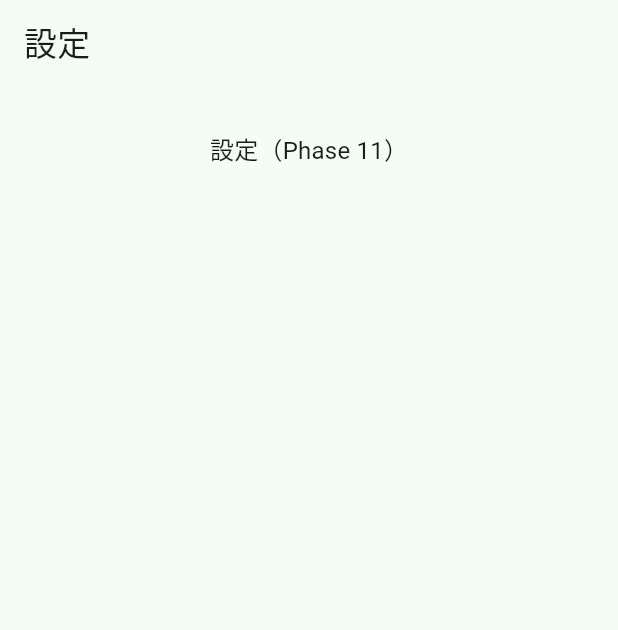
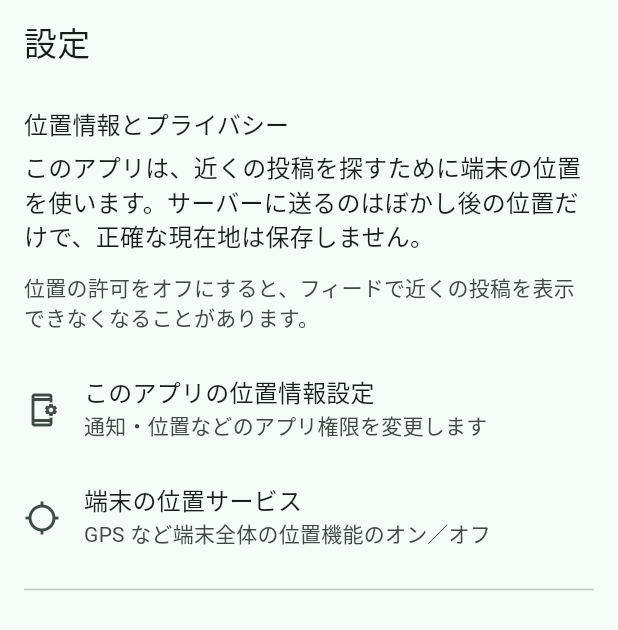
Before and after one commit to inumaruseiya/Nirz, a Flutter app: the SettingsPage screen opened by its route, on a phone screen of 412 x 824 dp. Shown: the top 630 px of the screen. Run offline on Flutter 3.47's test engine with Material 3 defaults, Android fonts, the phone set to English and light mode, and no system bars; our stand-ins replace cached_network_image, equatable, flutter_riverpod, geolocator, go_router, image_picker and 1 more; accounts and stored records are empty.

Commit message:
feat(settings): add SettingsPage with privacy, location links, sign out
Co-authored-by: 犬丸 聖哉 <inumaruseiya@users.noreply.github.com>

```diff
--- a/lib/presentation/settings/settings_page.dart
+++ b/lib/presentation/settings/settings_page.dart
@@ -1,14 +1,20 @@
+import 'package:flutter/foundation.dart';
 import 'package:flutter/material.dart';
 import 'package:flutter_riverpod/flutter_riverpod.dart';
+import 'package:geolocator/geolocator.dart';
+import 'package:go_router/go_router.dart';
 
 import '../../application/providers.dart';
 import '../../domain/core/failure.dart';
 import '../../domain/core/result.dart';
 import '../../domain/repositories/auth_repository.dart';
+import '../router/app_route_paths.dart';
 import '../shared/block_user_dialog.dart';
 import '../theme/app_tokens.dart';
 
-/// Phase 11 で設定項目を実装。ブロックは Phase 10-3-2。
+/// 設定: 位置・プライバシー説明、OS 設定導線、ログアウト（実装計画 Phase 11-1-1、詳細設計 4.6）。
+///
+/// ブロックは Phase 10-3。プロフィール編集は Phase 11-2。ステータスは Phase 11-1-5。
 class SettingsPage extends ConsumerStatefulWidget {
   const SettingsPage({super.key});
 
@@ -18,6 +24,38 @@ class SettingsPage extends ConsumerStatefulWidget {
 
 class _SettingsPageState extends ConsumerState<SettingsPage> {
   bool _blockSubmitting = false;
+  bool _signOutInProgress = false;
+
+  Future<void> _openAppLocationSettings() async {
+    if (kIsWeb) return;
+    await Geolocator.openAppSettings();
+  }
+
+  Future<void> _openDeviceLocationServices() async {
+    if (kIsWeb) return;
+    await Geolocator.openLocationSettings();
+  }
+
+  Future<void> _signOut() async {
+    if (_signOutInProgress) return;
+    setState(() => _signOutInProgress = true);
+    try {
+      final result = await ref.read(signOutUseCaseProvider)();
+      if (!mounted) return;
+      switch (result) {
+        case Ok():
+          context.go(AppRoutePaths.login);
+        case Err(:final error):
+          ScaffoldMessenger.of(context).showSnackBar(
+            SnackBar(content: Text(_messageForFailure(error))),
+          );
+      }
+    } finally {
+      if (mounted) {
+        setState(() => _signOutInProgress = false);
+      }
+    }
+  }
 
   @override
   Widget build(BuildContext context) {
@@ -27,12 +65,68 @@ class _SettingsPageState extends ConsumerState<SettingsPage> {
       _ => false,
     };
 
+    final theme = Theme.of(context);
+    final textTheme = theme.textTheme;
+
     return Scaffold(
       appBar: AppBar(title: const Text('設定')),
       body: ListView(
         padding: const EdgeInsets.all(AppTokens.spaceUnit * 2),
         children: [
-          if (signedIn)
+          Text(
+            '位置情報とプライバシー',
+            style: textTheme.titleMedium,
+          ),
+          const SizedBox(height: AppTokens.spaceUnit),
+          Text(
+            'このアプリは、近くの投稿を探すために端末の位置を使います。'
+            'サーバーに送るのはぼかし後の位置だけで、正確な現在地は保存しません。',
+            style: textTheme.bodyLarge,
+          ),
+          const SizedBox(height: AppTokens.spaceUnit * 1.5),
+          Text(
+            '位置の許可をオフにすると、フィードで近くの投稿を表示できなくなることがあります。',
+            style: textTheme.bodyMedium?.copyWith(
+              color: theme.colorScheme.onSurfaceVariant,
+            ),
+          ),
+          const SizedBox(height: AppTokens.spaceUnit * 2),
+          if (!kIsWeb) ...[
+            ListTile(
+              contentPadding: EdgeInsets.zero,
+              leading: const Icon(Icons.app_settings_alt_outlined),
+              title: const Text('このアプリの位置情報設定'),
+              subtitle: const Text('通知・位置などのアプリ権限を変更します'),
+              onTap: _openAppLocationSettings,
+            ),
+            ListTile(
+              contentPadding: EdgeInsets.zero,
+              leading: const Icon(Icons.location_searching),
+              title: const Text('端末の位置サービス'),
+              subtitle: const Text('GPS など端末全体の位置機能のオン／オフ'),
+              onTap: _openDeviceLocationServices,
+            ),
+            const Divider(height: AppTokens.spaceUnit * 3),
+          ],
+          if (signedIn) ...[
+            Semantics(
+              button: true,
+              label: 'ログアウト',
+              child: SizedBox(
+                width: double.infinity,
+                child: FilledButton.tonal(
+                  onPressed: _signOutInProgress ? null : _signOut,
+                  child: _signOutInProgress
+                      ? const SizedBox(
+                          width: 22,
+                          height: 22,
+                          child: CircularProgressIndicator(strokeWidth: 2),
+                        )
+                      : const Text('ログアウト'),
+                ),
+              ),
+            ),
+            const SizedBox(height: AppTokens.spaceUnit * 2),
             ListTile(
               contentPadding: EdgeInsets.zero,
               leading: const Icon(Icons.block),
@@ -66,17 +160,7 @@ class _SettingsPageState extends ConsumerState<SettingsPage> {
                       );
                     },
             ),
-          if (signedIn)
-            const Divider(height: AppTokens.spaceUnit * 3),
-          Center(
-            child: Padding(
-              padding: const EdgeInsets.only(top: AppTokens.spaceUnit * 2),
-              child: Text(
-                '設定（Phase 11）',
-                style: Theme.of(context).textTheme.bodyLarge,
-              ),
-            ),
-          ),
+          ],
         ],
       ),
     );
```
